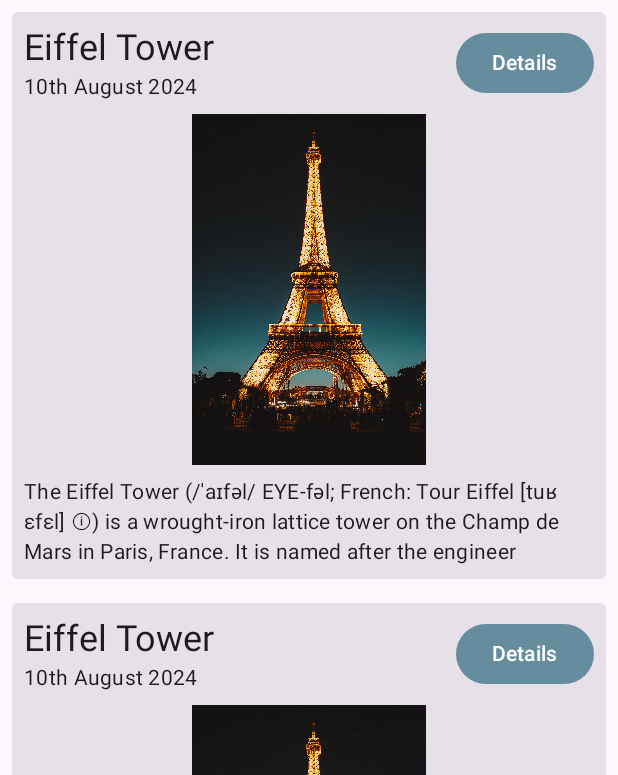
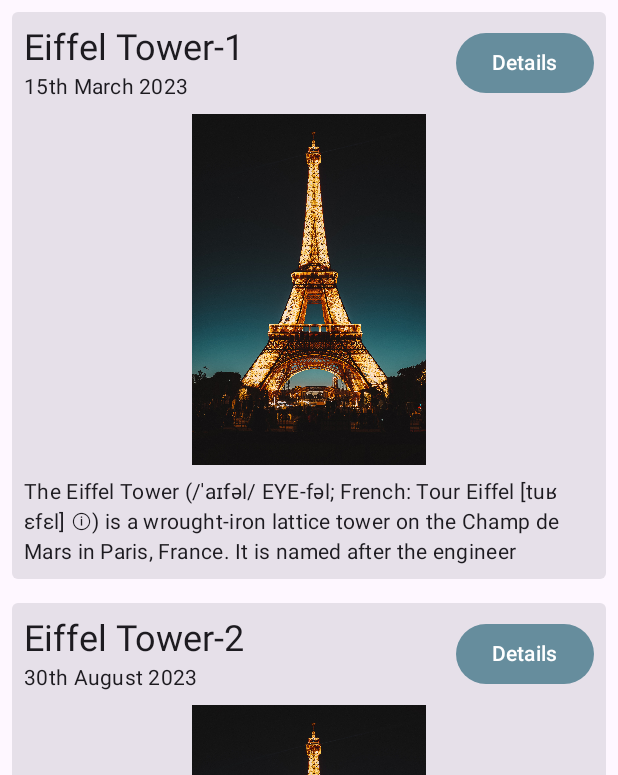
Before and after one commit to mingyuliuu/cs446-group18, an Android app built with Jetpack Compose: the ListScreen screen opened through its navigation route, on a phone screen of 412 x 824 dp. Shown: the top 775 px of the screen. Run offline under Robolectric (Android 15) with nearby library versions, the phone set to English and light mode, and no system bars; libraries missing offline, so code that uses them is left out: io.realm.kotlin, org.mongodb.kbson; 14 statements that could not run were skipped.

Commit message:
Moved mock landmark data to viewModel

```diff
--- a/app/src/main/java/ca/uwaterloo/treklogue/ui/list/ListScreen.kt
+++ b/app/src/main/java/ca/uwaterloo/treklogue/ui/list/ListScreen.kt
@@ -7,7 +7,6 @@ import androidx.compose.foundation.layout.Row
 import androidx.compose.foundation.layout.fillMaxWidth
 import androidx.compose.foundation.layout.height
 import androidx.compose.foundation.layout.padding
-import androidx.compose.foundation.layout.size
 import androidx.compose.foundation.layout.widthIn
 import androidx.compose.foundation.rememberScrollState
 import androidx.compose.foundation.verticalScroll
@@ -25,28 +24,6 @@ import androidx.compose.ui.unit.dp
 import ca.uwaterloo.treklogue.R
 import ca.uwaterloo.treklogue.data.mockModel.MockLandmark
 
-// Mock: List of landmarks
-val landmarks = listOf(
-    MockLandmark(
-        "Eiffel Tower",
-        "10th August 2024",
-        "The Eiffel Tower (/ˈaɪfəl/ EYE-fəl; French: Tour Eiffel [tuʁ ɛfɛl] ⓘ) is a wrought-iron lattice tower on the Champ de Mars in Paris, France. It is named after the engineer Gustave Eiffel, whose company designed and built the tower from 1887 to 1889. ",
-        R.drawable.img_eiffel_tower
-    ),
-    MockLandmark(
-        "Eiffel Tower",
-        "10th August 2024",
-        "The Eiffel Tower (/ˈaɪfəl/ EYE-fəl; French: Tour Eiffel [tuʁ ɛfɛl] ⓘ) is a wrought-iron lattice tower on the Champ de Mars in Paris, France. It is named after the engineer Gustave Eiffel, whose company designed and built the tower from 1887 to 1889. ",
-        R.drawable.img_eiffel_tower
-    ),
-    MockLandmark(
-        "Eiffel Tower",
-        "10th August 2024",
-        "The Eiffel Tower (/ˈaɪfəl/ EYE-fəl; French: Tour Eiffel [tuʁ ɛfɛl] ⓘ) is a wrought-iron lattice tower on the Champ de Mars in Paris, France. It is named after the engineer Gustave Eiffel, whose company designed and built the tower from 1887 to 1889. ",
-        R.drawable.img_eiffel_tower
-    )
-)
-
 /**
  * Composable for the list view
  */
@@ -60,7 +37,7 @@ fun ListScreen(
         modifier = modifier
             .verticalScroll(rememberScrollState())
     ) {
-        landmarks.forEach { landmark ->
+        listViewModel.landmarks.forEach { landmark ->
             LandmarkItem(landmark, listViewModel, onDetailClicked)
         }
     }
--- a/app/src/main/java/ca/uwaterloo/treklogue/ui/list/ListViewModel.kt
+++ b/app/src/main/java/ca/uwaterloo/treklogue/ui/list/ListViewModel.kt
@@ -3,6 +3,7 @@ package ca.uwaterloo.treklogue.ui.list
 import androidx.lifecycle.LiveData
 import androidx.lifecycle.MutableLiveData
 import androidx.lifecycle.ViewModel
+import ca.uwaterloo.treklogue.R
 import ca.uwaterloo.treklogue.data.mockModel.MockLandmark
 
 class ListViewModel : ViewModel() {
@@ -12,4 +13,26 @@ class ListViewModel : ViewModel() {
     fun selectLandmark(landmark: MockLandmark) {
         _selectedLandmark.value = landmark
     }
+
+    // Mock: List of landmarks
+    val landmarks = listOf(
+        MockLandmark(
+            "Eiffel Tower-1",
+            "15th March 2023",
+            "The Eiffel Tower (/ˈaɪfəl/ EYE-fəl; French: Tour Eiffel [tuʁ ɛfɛl] ⓘ) is a wrought-iron lattice tower on the Champ de Mars in Paris, France. It is named after the engineer Gustave Eiffel, whose company designed and built the tower from 1887 to 1889. ",
+            R.drawable.img_eiffel_tower
+        ),
+        MockLandmark(
+            "Eiffel Tower-2",
+            "30th August 2023",
+            "The Eiffel Tower (/ˈaɪfəl/ EYE-fəl; French: Tour Eiffel [tuʁ ɛfɛl] ⓘ) is a wrought-iron lattice tower on the Champ de Mars in Paris, France. It is named after the engineer Gustave Eiffel, whose company designed and built the tower from 1887 to 1889. ",
+            R.drawable.img_eiffel_tower
+        ),
+        MockLandmark(
+            "Eiffel Tower-3",
+            "1st January 2024",
+            "The Eiffel Tower (/ˈaɪfəl/ EYE-fəl; French: Tour Eiffel [tuʁ ɛfɛl] ⓘ) is a wrought-iron lattice tower on the Champ de Mars in Paris, France. It is named after the engineer Gustave Eiffel, whose company designed and built the tower from 1887 to 1889. ",
+            R.drawable.img_eiffel_tower
+        )
+    )
 }
```
